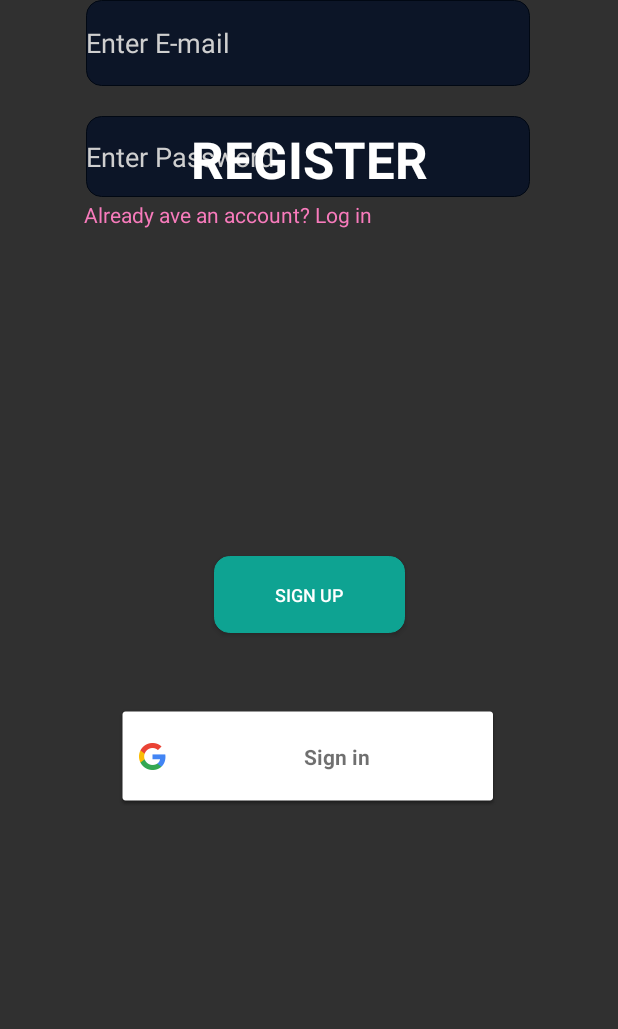
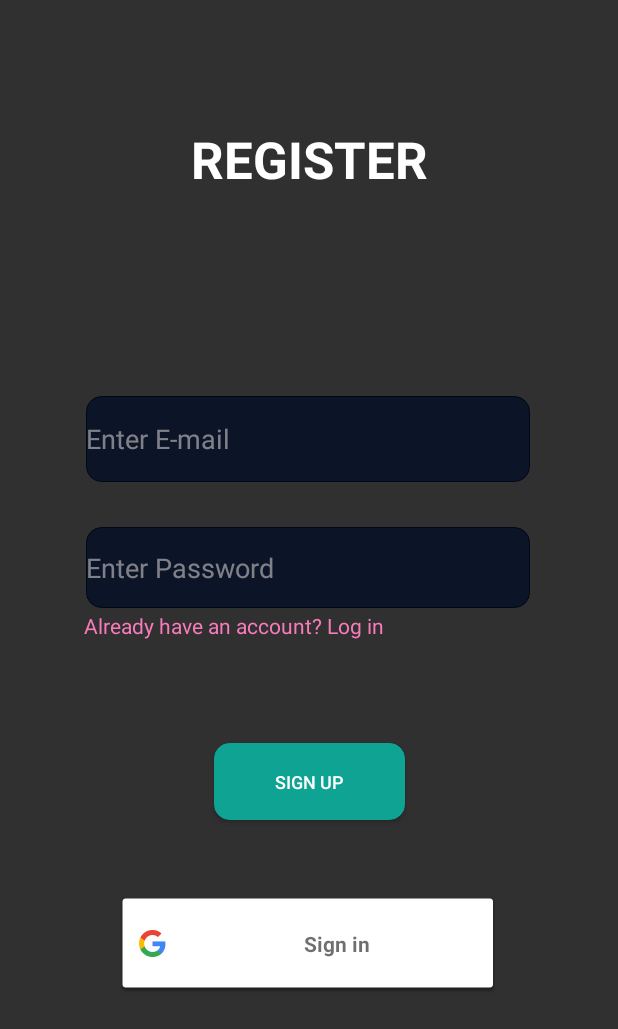
Before and after one commit to pragyaSingh13/Pomi, an Android app: the Register screen opened directly, with no data from a screen before it, on a phone screen of 412 x 824 dp. Shown: the top 1029 px of the screen. Run offline under Robolectric (Android 15) with nearby library versions, the phone set to English and light mode, and no system bars; our stand-ins replace Firebase (no records; nobody signed in at launch, a user with empty details on screens opened directly).

Commit message:
signup changes

```diff
--- a/app/src/main/java/com/example/pomodoro/Register.java
+++ b/app/src/main/java/com/example/pomodoro/Register.java
@@ -3,6 +3,7 @@ package com.example.pomodoro;
 import androidx.annotation.NonNull;
 import androidx.appcompat.app.AppCompatActivity;
 
+import android.app.Activity;
 import android.content.Intent;
 import android.os.Bundle;
 import android.util.Log;
@@ -26,16 +27,20 @@ import com.google.firebase.auth.FirebaseUser;
 public class Register extends AppCompatActivity {
  SignInButton signInButton ;
  static FirebaseAuth mAuth;
+ static GoogleSignInOptions gso;
  static EditText emailV;
  static EditText passwordV;
+ static GoogleSignInClient mGoogleSignInClient;
     @Override
     protected void onCreate(Bundle savedInstanceState) {
         super.onCreate(savedInstanceState);
         setContentView(R.layout.activity_register);
         mAuth = FirebaseAuth.getInstance();
-
-
-
+        gso = new GoogleSignInOptions.Builder(GoogleSignInOptions.DEFAULT_SIGN_IN)
+                .requestIdToken(getString(R.string.default_web_client_id))
+                .requestEmail()
+                .build();
+        mGoogleSignInClient = GoogleSignIn.getClient(this, gso);
 
     }
 
@@ -68,4 +73,35 @@ public class Register extends AppCompatActivity {
                 });
 
     }
+
+    public void googleClick(View view) {
+        gso = new GoogleSignInOptions.Builder(GoogleSignInOptions.DEFAULT_SIGN_IN)
+                .requestIdToken(getString(R.string.default_web_client_id))
+                .requestEmail()
+                .build();
+        mGoogleSignInClient = GoogleSignIn.getClient(this, gso);
+        Intent signInIntent = mGoogleSignInClient.getSignInIntent();
+        startActivityForResult(signInIntent, 007);
+
+    }
+    public void onActivityResult(int requestCode, int resultCode, Intent data) {
+        super.onActivityResult(requestCode, resultCode, data);
+        String id;
+
+        // Result returned from launching the Intent from GoogleSignInApi.getSignInIntent(...);
+        if (requestCode == 007 ){
+            Task<GoogleSignInAccount> task = GoogleSignIn.getSignedInAccountFromIntent(data);
+            try {
+                // Google Sign In was successful, authenticate with Firebase
+                GoogleSignInAccount account = task.getResult(ApiException.class);
+                id = account.getIdToken();
+                Toast.makeText(this, "Success"+id, Toast.LENGTH_SHORT).show();
+                startActivity(new Intent(Register.this,home.class));
+
+            } catch (ApiException e) {
+                // Google Sign In failed, update UI appropriately
+                Toast.makeText(this, "Google sign in failed", Toast.LENGTH_SHORT).show();
+            }
+        }
+    }
 }
--- a/app/src/main/res/layout/activity_register.xml
+++ b/app/src/main/res/layout/activity_register.xml
@@ -10,19 +10,16 @@
         android:id="@+id/pass1"
         android:layout_width="296dp"
         android:layout_height="54dp"
-        android:layout_marginTop="20dp"
-        android:layout_marginBottom="320dp"
+        android:layout_marginTop="30dp"
         android:background="@drawable/listbackground"
         android:ems="10"
         android:hint="Enter Password"
         android:inputType="textPassword"
-        android:textColorHint="#CFCFCF"
-        app:layout_constraintBottom_toBottomOf="parent"
+        android:textColorHint="#99CFC9C9"
         app:layout_constraintEnd_toEndOf="parent"
         app:layout_constraintHorizontal_bias="0.495"
         app:layout_constraintStart_toStartOf="parent"
-        app:layout_constraintTop_toBottomOf="@+id/email1"
-        app:layout_constraintVertical_bias="0.0" />
+        app:layout_constraintTop_toBottomOf="@+id/email1" />
 
     <TextView
         android:id="@+id/textView12"
@@ -41,30 +38,29 @@
         android:id="@+id/email1"
         android:layout_width="296dp"
         android:layout_height="57dp"
+        android:layout_marginTop="135dp"
         android:background="@drawable/listbackground"
         android:ems="10"
         android:hint="Enter E-mail"
         android:inputType="textPersonName"
-        android:textColorHint="#CFCFCF"
+        android:textColorHint="#99CFC9C9"
         app:layout_constraintEnd_toEndOf="parent"
         app:layout_constraintHorizontal_bias="0.495"
         app:layout_constraintStart_toStartOf="parent"
-        tools:layout_editor_absoluteY="232dp" />
+        app:layout_constraintTop_toBottomOf="@+id/textView12" />
 
     <androidx.appcompat.widget.AppCompatButton
         android:id="@+id/buttonlogin"
         android:layout_width="127dp"
         android:layout_height="51dp"
-        android:layout_marginTop="25dp"
-        android:layout_marginBottom="188dp"
+        android:layout_marginTop="90dp"
         android:background="@drawable/smoothbutton"
+        android:onClick="clicked"
         android:text="Sign Up"
         android:textSize="12sp"
-        app:layout_constraintBottom_toBottomOf="parent"
         app:layout_constraintEnd_toEndOf="parent"
         app:layout_constraintStart_toStartOf="parent"
-        app:layout_constraintTop_toBottomOf="@+id/pass1"
-        android:onClick="clicked"/>
+        app:layout_constraintTop_toBottomOf="@+id/pass1" />
 
     <TextView
         android:id="@+id/textView13"
@@ -72,7 +68,7 @@
         android:layout_height="wrap_content"
         android:layout_marginStart="56dp"
         android:layout_marginTop="2dp"
-        android:text="Already ave an account? Log in "
+        android:text="Already have an account? Log in "
         android:textColor="@color/cutepink"
         app:layout_constraintStart_toStartOf="parent"
         app:layout_constraintTop_toBottomOf="@+id/pass1" />
@@ -85,5 +81,6 @@
         app:layout_constraintEnd_toEndOf="parent"
         app:layout_constraintHorizontal_bias="0.496"
         app:layout_constraintStart_toStartOf="parent"
-        app:layout_constraintTop_toBottomOf="@+id/buttonlogin" />
+        app:layout_constraintTop_toBottomOf="@+id/buttonlogin"
+        android:onClick="googleClick"/>
 </androidx.constraintlayout.widget.ConstraintLayout>
```
Also changed, not shown: app/src/main/res/layout/activity_log_in.xml (+4 -4 lines).
